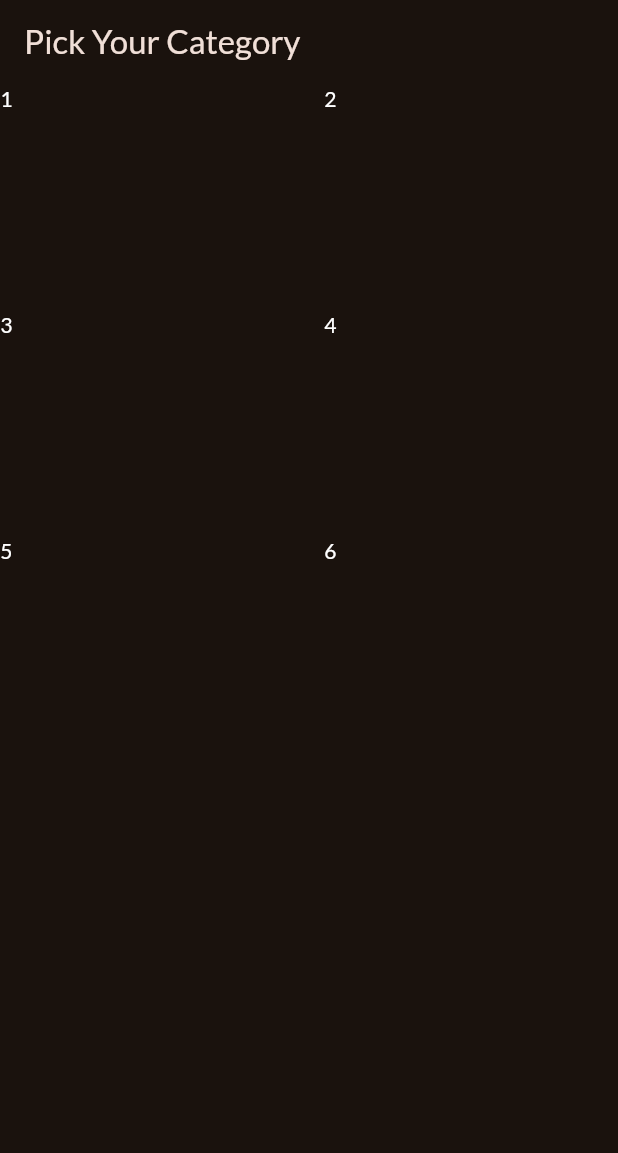
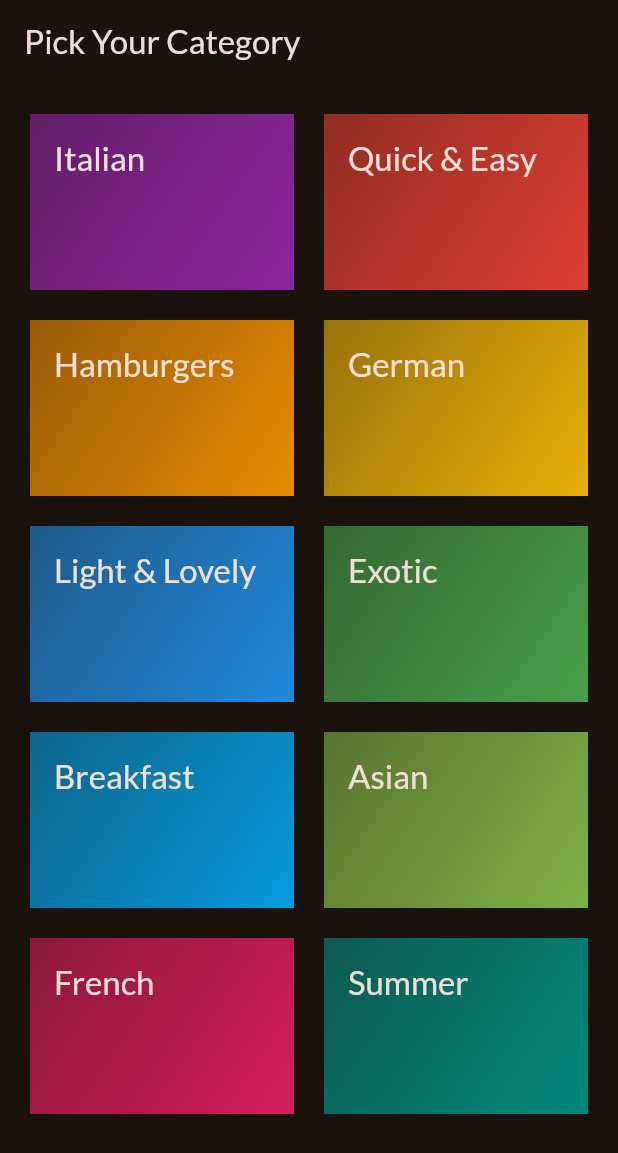
Before and after one commit to josephysicist1/food_and_recipes, a Flutter app: the screen it shows after launch, on a phone screen of 412 x 824 dp. Shown: the top 1153 px of the screen. Run offline on Flutter 3.47's test engine with Material 3 defaults, Android fonts, the phone set to English and light mode, and no system bars; our stand-ins replace google_fonts.

Commit message:
added the categories&customizing UI

```diff
--- /dev/null
+++ b/lib/data/dummy_data.dart
@@ -0,0 +1,56 @@
+import 'package:flutter/material.dart';
+
+import 'package:meals/models/category.dart';
+
+final availableCategories = [
+  Category(
+    id: 'c1',
+    title: 'Italian',
+    color: Colors.purple,
+  ),
+  Category(
+    id: 'c2',
+    title: 'Quick & Easy',
+    color: Colors.red,
+  ),
+  Category(
+    id: 'c3',
+    title: 'Hamburgers',
+    color: Colors.orange,
+  ),
+  Category(
+    id: 'c4',
+    title: 'German',
+    color: Colors.amber,
+  ),
+  Category(
+    id: 'c5',
+    title: 'Light & Lovely',
+    color: Colors.blue,
+  ),
+  Category(
+    id: 'c6',
+    title: 'Exotic',
+    color: Colors.green,
+  ),
+  Category(
+    id: 'c7',
+    title: 'Breakfast',
+    color: Colors.lightBlue,
+  ),
+  Category(
+    id: 'c8',
+    title: 'Asian',
+    color: Colors.lightGreen,
+  ),
+  Category(
+    id: 'c9',
+    title: 'French',
+    color: Colors.pink,
+  ),
+  Category(
+    id: 'c10',
+    title: 'Summer',
+    color: Colors.teal,
+  ),
+];
--- a/lib/main.dart
+++ b/lib/main.dart
@@ -1,7 +1,7 @@
 import 'package:flutter/material.dart';
 
 import 'package:google_fonts/google_fonts.dart';
-import 'package:meals/categories.dart';
+import 'package:meals/screens/categories.dart';
 
 final theme = ThemeData(
   useMaterial3: true,
--- /dev/null
+++ b/lib/models/category.dart
@@ -0,0 +1,8 @@
+import 'package:flutter/material.dart';
+
+class Category {
+  final String id;
+  final String title;
+  final Color color;
+  Category({required this.id, required this.title, this.color = Colors.orange});
+}
--- a/lib/categories.dart
+++ b/lib/screens/categories.dart
@@ -1,4 +1,6 @@
 import 'package:flutter/material.dart';
+import 'package:meals/data/dummy_data.dart';
+import 'package:meals/widgets/category_grid_item.dart';
 
 class CategoriesScreen extends StatelessWidget {
   const CategoriesScreen({super.key});
@@ -10,6 +12,7 @@ class CategoriesScreen extends StatelessWidget {
         title: const Text('Pick Your Category'),
       ),
       body: GridView(
+        padding: const EdgeInsets.all(20.0),
         gridDelegate: const SliverGridDelegateWithFixedCrossAxisCount(
           crossAxisCount: 2,
           childAspectRatio: 3 / 2,
@@ -17,12 +20,9 @@ class CategoriesScreen extends StatelessWidget {
           mainAxisSpacing: 20,
         ), // it controls the lay out of gridview items
         children: [
-          Text('1', style: TextStyle(color: Colors.white)),
-          Text('2', style: TextStyle(color: Colors.white)),
-          Text('3', style: TextStyle(color: Colors.white)),
-          Text('4', style: TextStyle(color: Colors.white)),
-          Text('5', style: TextStyle(color: Colors.white)),
-          Text('6', style: TextStyle(color: Colors.white)),
+          // availableCategories.map((category) => CategoryGridItem(category:category)).toList()
+          for (final category in availableCategories)
+            CategoryGridItem(category: category)
         ],
       ),
     );
--- /dev/null
+++ b/lib/widgets/category_grid_item.dart
@@ -0,0 +1,34 @@
+import 'package:flutter/material.dart';
+import 'package:meals/models/category.dart';
+
+class CategoryGridItem extends StatelessWidget {
+  const CategoryGridItem({super.key, required this.category});
+
+  final Category category;
+  // burada yeni bir değişken tanımlayacaksak constructor içinde de
+  // o değişkene atama yaptırmamız gerekiyor.
+
+  @override
+  Widget build(BuildContext context) {
+    return Container(
+      padding: const EdgeInsets.all(16),
+      decoration: BoxDecoration(
+        gradient: LinearGradient(
+          begin: Alignment.topLeft,
+          end: Alignment.bottomRight,
+          colors: [
+            category.color.withOpacity(0.55),
+            category.color.withOpacity(0.9),
+          ],
+        ),
+      ),
+      child: Text(
+        category.title,
+        style: Theme.of(context)
+            .textTheme
+            .titleLarge!
+            .copyWith(color: Theme.of(context).colorScheme.onBackground),
+      ),
+    );
+  }
+}
```
Also changed, not shown: 1 other file.
